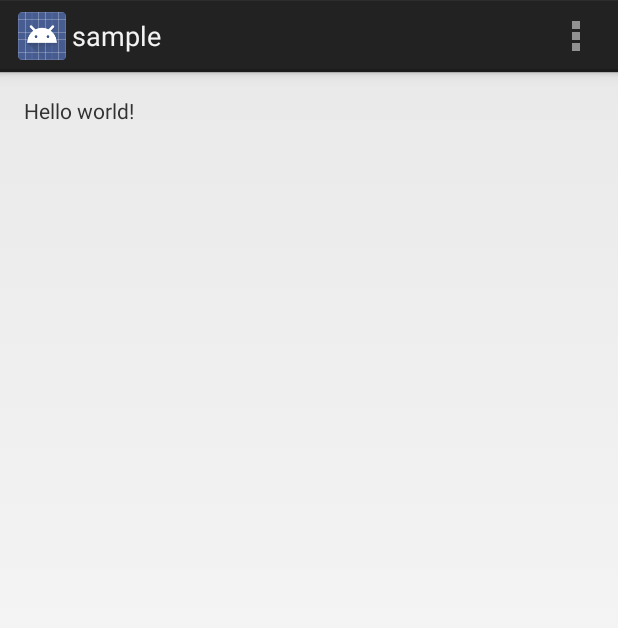
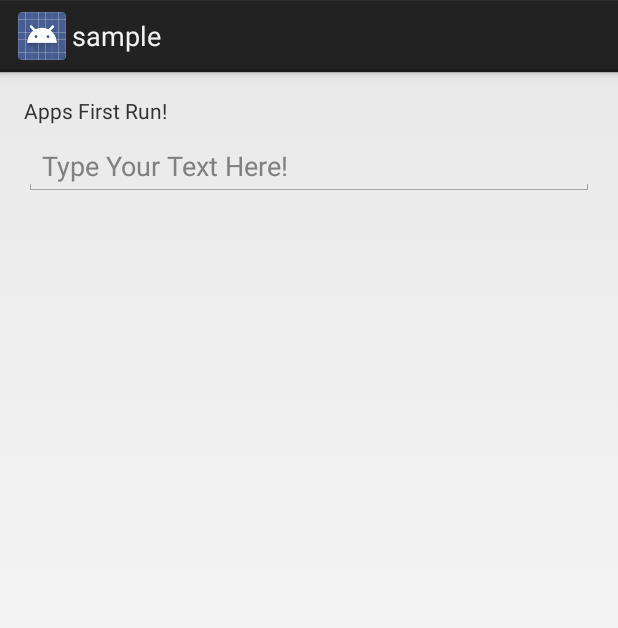
Before and after one commit to InkApplications/android-preferences, an Android app: the screen it shows after launch (MainActivity), on a phone screen of 412 x 824 dp. Shown: the top 628 px of the screen. Run offline under Robolectric (Android 15) with nearby library versions, the phone set to English and light mode, and no system bars.

Commit message:
Created Simple Sample Application

```diff
--- a/preferences-sample/src/main/AndroidManifest.xml
+++ b/preferences-sample/src/main/AndroidManifest.xml
@@ -6,7 +6,8 @@
         android:allowBackup="true"
         android:icon="@drawable/ic_launcher"
         android:label="@string/app_name"
-        android:theme="@style/AppTheme" >
+        android:theme="@style/AppTheme"
+        android:name=".SampleApplication">
         <activity
             android:name="com.inkapplications.preferences.sample.MainActivity"
             android:label="@string/app_name" >
--- a/preferences-sample/src/main/java/com/inkapplications/preferences/sample/MainActivity.java
+++ b/preferences-sample/src/main/java/com/inkapplications/preferences/sample/MainActivity.java
@@ -4,33 +4,50 @@ import android.app.Activity;
 import android.os.Bundle;
 import android.view.Menu;
 import android.view.MenuItem;
+import android.widget.EditText;
+import android.widget.TextView;
+
+import com.inkapplications.preferences.BooleanPreference;
+import com.inkapplications.preferences.StringPreference;
 
 
 public class MainActivity extends Activity {
 
-    @Override
-    protected void onCreate(Bundle savedInstanceState) {
-        super.onCreate(savedInstanceState);
-        setContentView(R.layout.activity_main);
+  private TextView userSeenAppTextView;
+  private EditText userInputEditText;
+
+  private BooleanPreference hasUserOpenAppBefore;
+  private StringPreference userSetMessage;
+
+  @Override
+  protected void onCreate(Bundle savedInstanceState) {
+    super.onCreate(savedInstanceState);
+    setContentView(R.layout.activity_main);
+
+    SampleApplication app = SampleApplication.get(this);
+    hasUserOpenAppBefore = app.getHasUserOpenAppBefore();
+    userSetMessage = app.getUserSetMessage();
+
+    userInputEditText = (EditText) findViewById(R.id.user_input);
+    userSeenAppTextView = (TextView) findViewById(R.id.seen_app);
+    if (!hasUserOpenAppBefore.get()) {
+      userSeenAppTextView.setText(getString(R.string.first_run_text));
+      hasUserOpenAppBefore.set(true);
     }
+  }
 
+  @Override protected void onResume() {
+    super.onResume();
 
-    @Override
-    public boolean onCreateOptionsMenu(Menu menu) {
-        // Inflate the menu; this adds items to the action bar if it is present.
-        getMenuInflater().inflate(R.menu.main, menu);
-        return true;
+    if (userSetMessage.isSet()) {
+      userInputEditText.setText(userSetMessage.get());
     }
+  }
 
-    @Override
-    public boolean onOptionsItemSelected(MenuItem item) {
-        // Handle action bar item clicks here. The action bar will
-        // automatically handle clicks on the Home/Up button, so long
-        // as you specify a parent activity in AndroidManifest.xml.
-        int id = item.getItemId();
-        if (id == R.id.action_settings) {
-            return true;
-        }
-        return super.onOptionsItemSelected(item);
-    }
+  @Override protected void onPause() {
+    super.onPause();
+
+    String userInputString = userInputEditText.getText().toString();
+    userSetMessage.set(userInputString);
+  }
 }
--- /dev/null
+++ b/preferences-sample/src/main/java/com/inkapplications/preferences/sample/SampleApplication.java
@@ -0,0 +1,36 @@
+package com.inkapplications.preferences.sample;
+
+import android.app.Application;
+import android.content.Context;
+import android.content.SharedPreferences;
+import android.preference.PreferenceManager;
+
+import com.inkapplications.preferences.BooleanPreference;
+import com.inkapplications.preferences.StringPreference;
+
+public class SampleApplication extends Application {
+
+  private BooleanPreference hasUserOpenAppBefore;
+  private StringPreference userSetMessage;
+
+  @Override public void onCreate() {
+    super.onCreate();
+
+    /** This looks a lot sexier if you use Dagger to wire this all up  and inject into activities*/
+    SharedPreferences preferences = PreferenceManager.getDefaultSharedPreferences(this);
+    hasUserOpenAppBefore = new BooleanPreference(preferences, "SeenAppBefore");
+    userSetMessage = new StringPreference(preferences, "UserSetMessage");
+  }
+
+  public static SampleApplication get(Context context) {
+    return (SampleApplication) context.getApplicationContext();
+  }
+
+  public BooleanPreference getHasUserOpenAppBefore() {
+    return hasUserOpenAppBefore;
+  }
+
+  public StringPreference getUserSetMessage() {
+    return userSetMessage;
+  }
+}
--- a/preferences-sample/src/main/res/layout/activity_main.xml
+++ b/preferences-sample/src/main/res/layout/activity_main.xml
@@ -9,8 +9,18 @@
     tools:context="com.inkapplications.preferences.sample.MainActivity">
 
     <TextView
+        android:id="@+id/seen_app"
         android:text="@string/hello_world"
         android:layout_width="wrap_content"
         android:layout_height="wrap_content" />
 
+    <EditText
+        android:id="@+id/user_input"
+        android:layout_below="@id/seen_app"
+        android:layout_marginTop="@dimen/view_spacing"
+        android:layout_width="match_parent"
+        android:layout_height="wrap_content"
+        android:hint="@string/type_your_text"
+        android:inputType="text"/>
+
 </RelativeLayout>
--- a/preferences-sample/src/main/res/menu/main.xml
+++ /dev/null
@@ -1,8 +0,0 @@
-<menu xmlns:android="http://schemas.android.com/apk/res/android"
-      xmlns:tools="http://schemas.android.com/tools"
-      tools:context="com.inkapplications.preferences.sample.MainActivity">
-    <item
-        android:id="@+id/action_settings"
-        android:title="@string/action_settings"
-        android:orderInCategory="100"/>
-</menu>
--- a/preferences-sample/src/main/res/values-w820dp/dimens.xml
+++ /dev/null
@@ -1,6 +0,0 @@
-<resources>
-    <!-- Example customization of dimensions originally defined in res/values/dimens.xml
-         (such as screen margins) for screens with more than 820dp of available width. This
-         would include 7" and 10" devices in landscape (~960dp and ~1280dp respectively). -->
-    <dimen name="activity_horizontal_margin">64dp</dimen>
-</resources>
--- a/preferences-sample/src/main/res/values/dimens.xml
+++ b/preferences-sample/src/main/res/values/dimens.xml
@@ -2,4 +2,5 @@
     <!-- Default screen margins, per the Android Design guidelines. -->
     <dimen name="activity_horizontal_margin">16dp</dimen>
     <dimen name="activity_vertical_margin">16dp</dimen>
+    <dimen name="view_spacing">8dp</dimen>
 </resources>
--- a/preferences-sample/src/main/res/values/strings.xml
+++ b/preferences-sample/src/main/res/values/strings.xml
@@ -4,5 +4,7 @@
     <string name="app_name">sample</string>
     <string name="hello_world">Hello world!</string>
     <string name="action_settings">Settings</string>
+    <string name="type_your_text">Type Your Text Here!</string>
+    <string name="first_run_text">Apps First Run!</string>
 
 </resources>
```
Also changed, not shown: build.gradle (+7 -2 lines).
